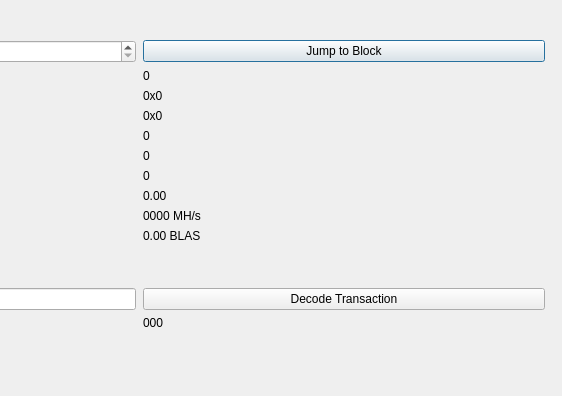
This is src/qt/forms/blockbrowser.ui in MyCryptoCoins/Helium as Qt 5 draws it before an edit; both pictures show x 288 to 850 and y 0 to 396 of the 850 by 524 pixel window. The edited form follows.
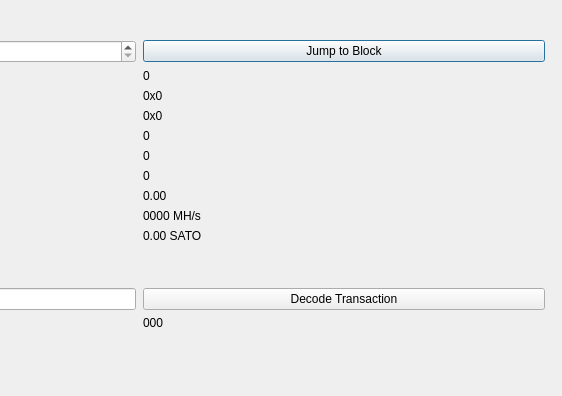
This is the edited form.

```diff
--- a/src/qt/forms/blockbrowser.ui
+++ b/src/qt/forms/blockbrowser.ui
@@ -445,7 +445,7 @@
        <item row="11" column="1">
         <widget class="QLabel" name="moneySupplyBox">
          <property name="text">
-          <string>0.00 BLAS</string>
+          <string>0.00 SATO</string>
          </property>
          <property name="textInteractionFlags">
           <set>Qt::LinksAccessibleByMouse|Qt::TextSelectableByMouse</set>
```
Left out of the diff: 2 changed lines with no effect on the pictures.
